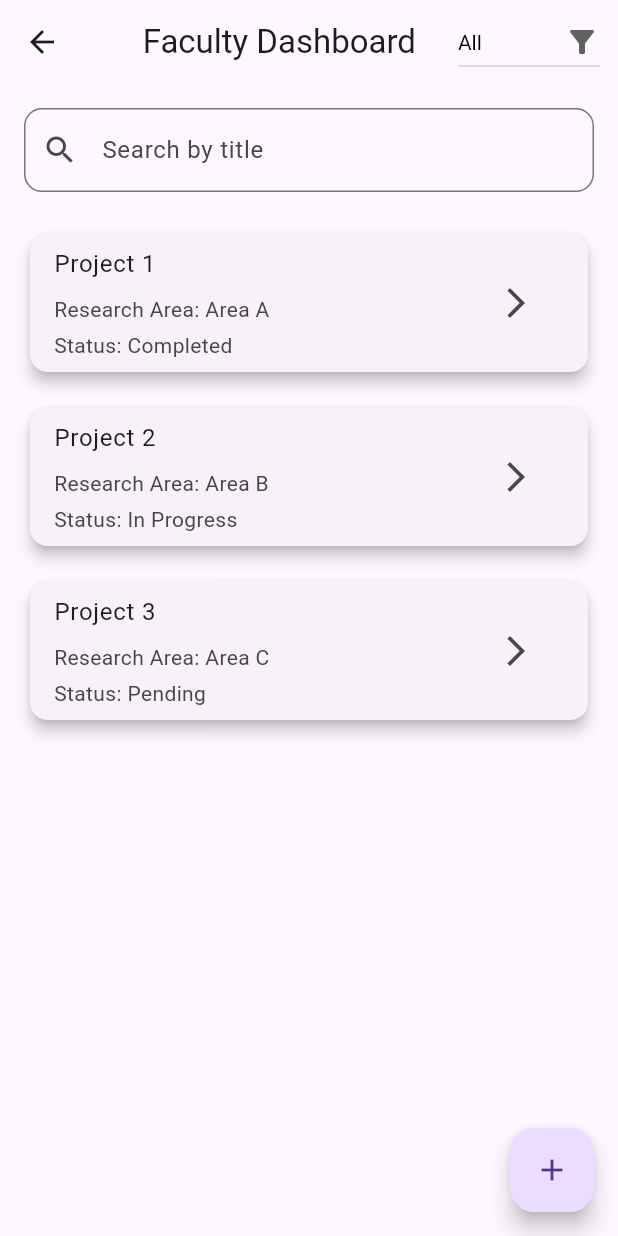
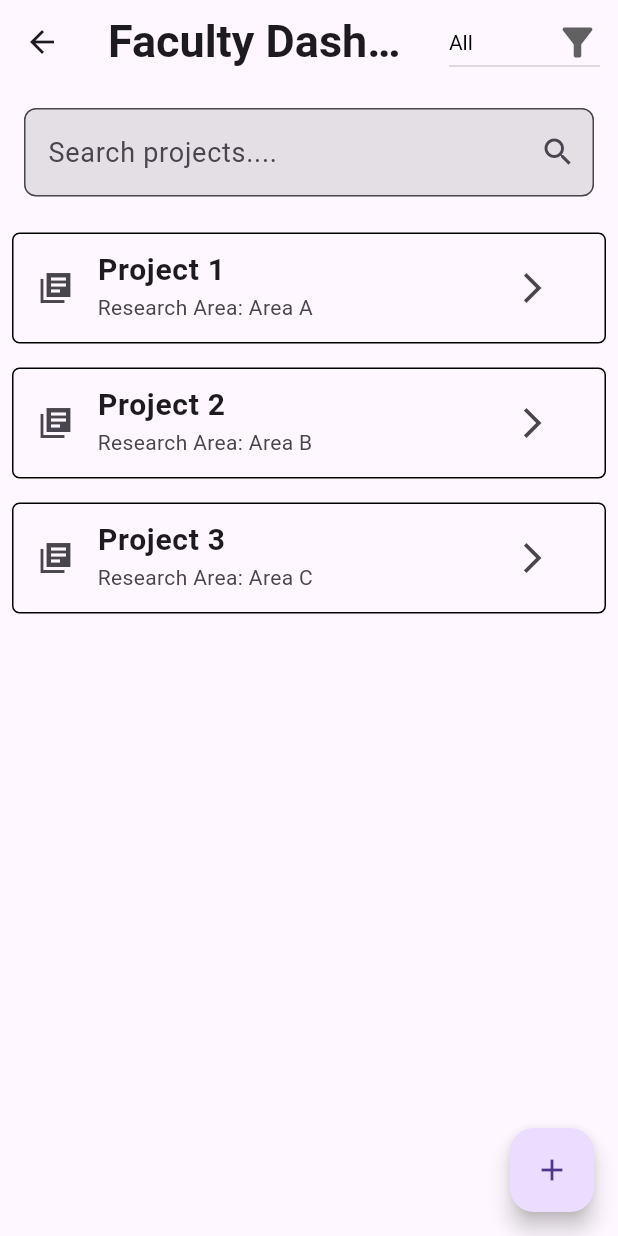
Before and after one commit to Swapnil-DevGeek/Hackenza-SOP-Portal-Devkrieg, a Flutter app: the FacultyDashboard screen opened directly, on a phone screen of 412 x 824 dp. Run offline on Flutter 3.47's test engine with Material 3 defaults, Android fonts, the phone set to English and light mode, and no system bars; our stand-ins replace firebase_auth, firebase_core, google_sign_in; accounts and stored records are empty.

Commit message:
dashboard api

```diff
--- a/app/sopapp/lib/main.dart
+++ b/app/sopapp/lib/main.dart
@@ -1,4 +1,5 @@
 import 'package:flutter/material.dart';
+import 'package:sopapp/screens/faculty/faculty_dash.dart';
 import 'package:sopapp/screens/signin.dart';
 import 'package:firebase_core/firebase_core.dart';
 import 'package:sopapp/screens/student/student_dash.dart';
@@ -21,7 +22,7 @@ class MyApp extends StatelessWidget {
   Widget build(BuildContext context) {
     return MaterialApp(
       title: 'Flutter Demo',
-      home: StudentDashboard(),
+      home: SignInScreen(),
       //SignInScreen(),
       theme: ThemeData.light(),
     );
--- a/app/sopapp/lib/screens/faculty/faculty_dash.dart
+++ b/app/sopapp/lib/screens/faculty/faculty_dash.dart
@@ -17,15 +17,19 @@ class _FacultyDashboardState extends State<FacultyDashboard> {
   Widget build(BuildContext context) {
     return Scaffold(
       appBar: AppBar(
-        title: const Text('Faculty Dashboard'),
+        title: const Text('Faculty Dashboard',
+        style: TextStyle(
+          fontWeight: FontWeight.bold,
+          fontSize: 30
+        ),),
         centerTitle: true,
         actions: [
           Padding(
-            padding: const EdgeInsets.symmetric(horizontal: 12.0),
+            padding: const EdgeInsets.symmetric(horizontal: 12.0,),
             child: DropdownButton<String>(
               value: selectedStatus,
               icon: Icon(Icons.filter_alt),
-              iconSize: 24,
+              iconSize: 30,
               elevation: 16,
               style: TextStyle(color: Colors.black),
               onChanged: (String? newValue) {
@@ -56,11 +60,21 @@ class _FacultyDashboardState extends State<FacultyDashboard> {
                   filterProjects(selectedStatus);
                 });
               },
+              style: const TextStyle(
+                color: Colors.black,
+                fontSize: 18.0,
+              ),
               decoration: InputDecoration(
-                labelText: 'Search by title',
-                prefixIcon: Icon(Icons.search),
+                suffixIcon: const Icon(Icons.search),
+                hintText: 'Search projects....',
+                filled: true,
+                fillColor: Colors.black.withOpacity(0.1),
                 border: OutlineInputBorder(
-                  borderRadius: BorderRadius.circular(12.0),
+                  borderRadius: BorderRadius.circular(8.0),
+                  borderSide: const BorderSide(
+                    color: Colors.black,
+                    width: 3,
+                  ),
                 ),
               ),
             ),
@@ -71,21 +85,24 @@ class _FacultyDashboardState extends State<FacultyDashboard> {
               itemBuilder: (context, index) {
                 final project = filteredProjects[index];
                 return Padding(
-                  padding: const EdgeInsets.symmetric(horizontal: 16.0, vertical: 8.0),
-                  child: Card(
-                    elevation: 4,
+                  padding: const EdgeInsets.all(8.0),
+                  child: ListTile(
+                    leading: const Icon(Icons.library_books_sharp),
                     shape: RoundedRectangleBorder(
-                      borderRadius: BorderRadius.circular(12.0),
+                      side: const BorderSide(color: Colors.black, width: 1),
+                      borderRadius: BorderRadius.circular(5),
                     ),
-                    child: ListTile(
-                      title: Text(project.title),
+                    title: Text(
+                      project.title,
+                      style: const TextStyle(
+                        fontSize: 20.0,
+                        fontWeight: FontWeight.bold,
+                      ),
+                    ),
                     subtitle: Column(
                       crossAxisAlignment: CrossAxisAlignment.start,
                       children: [
-                          SizedBox(height: 8),
                         Text('Research Area: ${project.researchArea}'),
-                          SizedBox(height: 4),
-                          Text('Status: ${project.status}'),
                       ],
                     ),
                     trailing: IconButton(
@@ -93,7 +110,9 @@ class _FacultyDashboardState extends State<FacultyDashboard> {
                         Navigator.push(
                           context,
                           MaterialPageRoute(
-                              builder: (context) => ViewApplicationPage(projectid: project.id,),
+                            builder: (context) => ViewApplicationPage(
+                              projectid: project.id,
+                            ),
                           ),
                         );
                       },
@@ -103,11 +122,11 @@ class _FacultyDashboardState extends State<FacultyDashboard> {
                       Navigator.push(
                         context,
                         MaterialPageRoute(
-                            builder: (context) => ViewApplicationPage(projectid: project.id),
+                          builder: (context) =>
+                              ViewApplicationPage(projectid: project.id),
                         ),
                       );
                     },
-                    ),
                   ),
                 );
               },
@@ -131,9 +150,13 @@ class _FacultyDashboardState extends State<FacultyDashboard> {
     setState(() {
       filteredProjects = projects.where((project) {
         if (status == 'All') {
-          return project.title.toLowerCase().contains(searchController.text.toLowerCase());
+          return project.title
+              .toLowerCase()
+              .contains(searchController.text.toLowerCase());
         } else {
-          return project.title.toLowerCase().contains(searchController.text.toLowerCase()) &&
+          return project.title
+                  .toLowerCase()
+                  .contains(searchController.text.toLowerCase()) &&
               project.status.toLowerCase() == status.toLowerCase();
         }
       }).toList();
```
Also changed, not shown: app/sopapp/lib/screens/faculty/view_details.dart (+9 -9 lines), app/sopapp/lib/screens/signin.dart (+11 -4 lines), app/sopapp/lib/screens/student/student_dash.dart (+26 -31 lines). Lines whose indentation alone changed are shown as unchanged.
